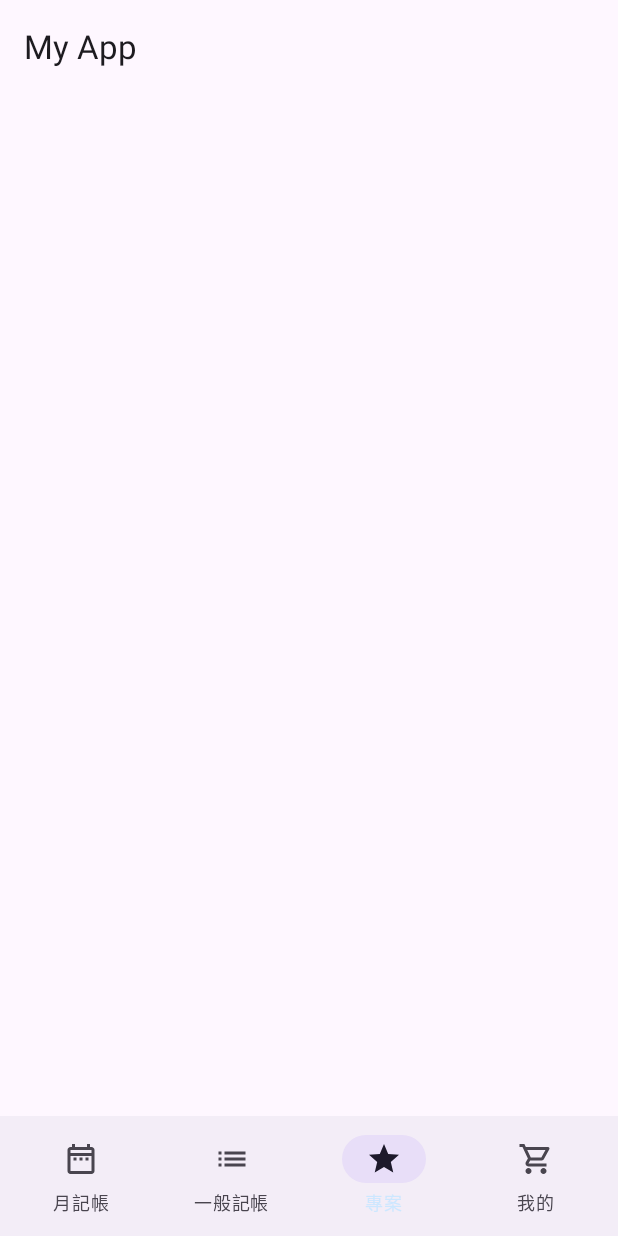
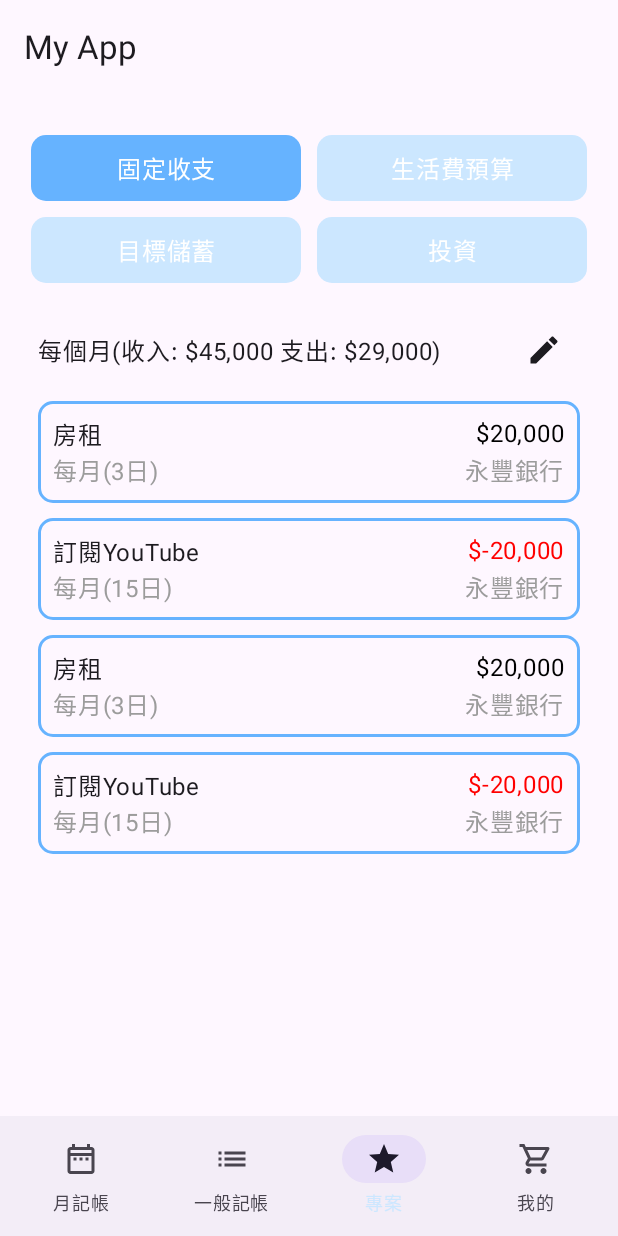
Before and after one commit to kikiouo201/FullMoonMoney, an Android app built with Jetpack Compose: the screen it shows after launch (MainActivity), item 3 of the bottom bar chosen, on a phone screen of 412 x 824 dp. Run offline under Robolectric (Android 15) with nearby library versions, the light colour scheme and no system bars; our stand-ins replace Room's generated code; libraries missing offline, so code that uses them is left out: com.github.mikephil.charting; 1 statement that could not run was skipped.

Commit message:
Add fixed income and expenditure interface

```diff
--- a/app/src/main/java/com/example/fullmoonmoney/ui/dataFormat/CurrencyFormat.kt
+++ b/app/src/main/java/com/example/fullmoonmoney/ui/dataFormat/CurrencyFormat.kt
@@ -2,4 +2,5 @@ package com.example.fullmoonmoney.ui.dataFormat
 
 import java.text.DecimalFormat
 
-fun formatCurrency(money: Int) = "$${DecimalFormat("#,###").format(money)}"
+fun formatCurrency(money: Int, isNegative: Boolean = false) =
+    "$${DecimalFormat((if (isNegative) "-" else "") + "#,###,###,###,###,###,###").format(money)}"
--- /dev/null
+++ b/app/src/main/java/com/example/fullmoonmoney/ui/project/FixedIncomeAndExpenditure.kt
@@ -0,0 +1,261 @@
+package com.example.fullmoonmoney.ui.project
+
+import androidx.compose.foundation.background
+import androidx.compose.foundation.border
+import androidx.compose.foundation.clickable
+import androidx.compose.foundation.layout.Arrangement
+import androidx.compose.foundation.layout.Column
+import androidx.compose.foundation.layout.Row
+import androidx.compose.foundation.layout.fillMaxWidth
+import androidx.compose.foundation.layout.padding
+import androidx.compose.foundation.shape.RoundedCornerShape
+import androidx.compose.foundation.text.KeyboardOptions
+import androidx.compose.material.icons.Icons
+import androidx.compose.material.icons.filled.Edit
+import androidx.compose.material3.AlertDialog
+import androidx.compose.material3.Icon
+import androidx.compose.material3.IconButton
+import androidx.compose.material3.MaterialTheme
+import androidx.compose.material3.OutlinedTextField
+import androidx.compose.material3.Text
+import androidx.compose.material3.TextButton
+import androidx.compose.runtime.Composable
+import androidx.compose.runtime.getValue
+import androidx.compose.runtime.mutableStateOf
+import androidx.compose.runtime.remember
+import androidx.compose.runtime.setValue
+import androidx.compose.ui.Alignment
+import androidx.compose.ui.Modifier
+import androidx.compose.ui.draw.clip
+import androidx.compose.ui.graphics.Color
+import androidx.compose.ui.res.colorResource
+import androidx.compose.ui.res.stringResource
+import androidx.compose.ui.text.font.FontWeight
+import androidx.compose.ui.text.input.KeyboardType
+import androidx.compose.ui.tooling.preview.Preview
+import androidx.compose.ui.unit.dp
+import com.example.fullmoonmoney.R
+import com.example.fullmoonmoney.ui.dataFormat.formatCurrency
+import com.example.fullmoonmoney.ui.theme.FullMoonMoneyTheme
+
+@Composable
+fun FixedIncomeAndExpenditure(fixedItemList: List<FixedItem>) {
+    var isAddItemDialog by remember { mutableStateOf(false) }
+
+    Column(modifier = Modifier.padding(10.dp)) {
+        Row(
+            modifier = Modifier.fillMaxWidth(),
+            verticalAlignment = Alignment.CenterVertically,
+            horizontalArrangement = Arrangement.SpaceBetween
+        ) {
+            Text(text = "每個月(收入: ${formatCurrency(45000)} 支出: ${formatCurrency(29000)})")
+            IconButton(onClick = { isAddItemDialog = true }) {
+                Icon(
+                    imageVector = Icons.Filled.Edit,
+                    contentDescription = "Edit"
+                )
+            }
+        }
+
+        fixedItemList.forEach {
+            FixedIncomeAndExpenditureItem(it.item, it.price, it.cycle, it.source, it.isExpenditure)
+        }
+        FixedIncomeAndExpenditureItem("房租", 20000, "每月(3日)", "永豐銀行", false)
+        FixedIncomeAndExpenditureItem("訂閱YouTube", 20000, "每月(15日)", "永豐銀行", true)
+
+        if (isAddItemDialog) {
+            AddItemDialog(
+                onAdd = { item, price, project, cycle -> isAddItemDialog = false },
+                onCancel = { isAddItemDialog = false }
+            )
+        }
+    }
+}
+
+@Composable
+fun FixedIncomeAndExpenditureItem(
+    item: String,
+    money: Int,
+    fixedTime: String,
+    source: String,
+    isExpenditure: Boolean,
+) {
+    Column(
+        Modifier
+            .padding(top = 10.dp)
+            .fillMaxWidth()
+            .border(
+                width = 2.dp,
+                color = MaterialTheme.colorScheme.primary,
+                shape = RoundedCornerShape(10.dp)
+            )
+            .padding(10.dp)
+    ) {
+        Row(
+            modifier = Modifier.fillMaxWidth(),
+            horizontalArrangement = Arrangement.SpaceBetween
+        ) {
+            Text(text = item)
+            Text(
+                text = formatCurrency(money, isExpenditure),
+                color = if (isExpenditure) Color.Red else MaterialTheme.colorScheme.onPrimary
+            )
+        }
+        Row(
+            modifier = Modifier.fillMaxWidth(),
+            horizontalArrangement = Arrangement.SpaceBetween
+        ) {
+            Text(text = fixedTime, color = colorResource(R.color.grey))
+            Text(text = source, color = colorResource(R.color.grey))
+        }
+    }
+}
+
+// 增加固定項目的 dialog
+@Composable
+fun AddItemDialog(
+    onAdd: (String, String, MutableList<String>, String) -> Unit,
+    onCancel: () -> Unit,
+) {
+    var itemValue by remember { mutableStateOf("") }
+    var priceValue by remember { mutableStateOf("") }
+    var projectValue by remember { mutableStateOf("") }
+    var cycleValue by remember { mutableStateOf("") }
+
+    AlertDialog(onDismissRequest = { onCancel() },
+        title = { Text(text = stringResource(R.string.add_item)) },
+        text = {
+            Column(modifier = Modifier.padding(5.dp)) {
+                Row(
+                    modifier = Modifier.padding(vertical = 5.dp),
+                    verticalAlignment = Alignment.CenterVertically
+                ) {
+                    Text(
+                        text = "${stringResource(R.string.item)} : ",
+                        style = MaterialTheme.typography.bodyLarge,
+                        fontWeight = FontWeight.Bold
+                    )
+                    OutlinedTextField(
+                        value = itemValue,
+                        onValueChange = { itemValue = it },
+                        modifier = Modifier.padding(5.dp)
+                    )
+                }
+                Row(
+                    modifier = Modifier.padding(vertical = 5.dp),
+                    verticalAlignment = Alignment.CenterVertically
+                ) {
+                    Text(
+                        text = "${stringResource(R.string.price)} : ",
+                        style = MaterialTheme.typography.bodyLarge,
+                        fontWeight = FontWeight.Bold
+                    )
+                    OutlinedTextField(
+                        value = priceValue,
+                        onValueChange = { priceValue = it },
+                        modifier = Modifier.padding(5.dp),
+                        keyboardOptions = KeyboardOptions(keyboardType = KeyboardType.Number)
+                    )
+                }
+                Row(
+                    modifier = Modifier.padding(vertical = 5.dp),
+                    verticalAlignment = Alignment.CenterVertically
+                ) {
+                    Text(
+                        text = "${stringResource(R.string.project)} : ",
+                        style = MaterialTheme.typography.bodyLarge,
+                        fontWeight = FontWeight.Bold
+                    )
+                    OutlinedTextField(
+                        value = projectValue,
+                        onValueChange = { projectValue = it },
+                        modifier = Modifier.padding(5.dp)
+                    )
+                }
+                Row(
+                    modifier = Modifier.padding(vertical = 5.dp),
+                    verticalAlignment = Alignment.CenterVertically
+                ) {
+                    Text(
+                        text = "${stringResource(R.string.cycle)} : ",
+                        style = MaterialTheme.typography.bodyLarge,
+                        fontWeight = FontWeight.Bold
+                    )
+                    Text(
+                        text = "一次",
+                        style = MaterialTheme.typography.bodyLarge,
+                        fontWeight = FontWeight.Bold,
+                        modifier = Modifier
+                            .clickable { cycleValue = "一次" }
+                            .padding(5.dp)
+                            .clip(RoundedCornerShape(10.dp))
+                            .background(MaterialTheme.colorScheme.primaryContainer)
+                            .padding(10.dp)
+                    )
+                    Text(
+                        text = "重複",
+                        style = MaterialTheme.typography.bodyLarge,
+                        fontWeight = FontWeight.Bold,
+                        modifier = Modifier
+                            .clickable { cycleValue = "重複" }
+                            .padding(5.dp)
+                            .clip(RoundedCornerShape(10.dp))
+                            .background(MaterialTheme.colorScheme.primaryContainer)
+                            .padding(10.dp)
+                    )
+                }
+            }
+        },
+        confirmButton = {
+            TextButton(onClick = {
+                onAdd(
+                    itemValue,
+                    priceValue,
+                    mutableListOf(projectValue),
+                    cycleValue
+                )
+            }) {
+                Text(stringResource(R.string.ok))
+            }
+        },
+        dismissButton = {
+            TextButton(onClick = { onCancel() }) {
+                Text(stringResource(R.string.cancel))
+            }
+        })
+}
+
+@Preview(showBackground = true)
+@Composable
+fun FixedIncomeAndExpenditurePreview() {
+    FullMoonMoneyTheme {
+        FixedIncomeAndExpenditure(
+            listOf(
+                FixedItem(
+                    item = "房租",
+                    price = 20000,
+                    project = ProjectCategory.FixedIncomeAndExpenditure,
+                    cycle = "每月(3日)",
+                    source = "永豐銀行",
+                    isExpenditure = false
+                ),
+                FixedItem(
+                    item = "訂閱YouTube",
+                    price = 20000,
+                    project = ProjectCategory.FixedIncomeAndExpenditure,
+                    cycle = "每月(15日)",
+                    source = "永豐銀行",
+                    isExpenditure = true
+                )
+            )
+        )
+    }
+}
+
+@Preview(showBackground = true)
+@Composable
+fun AddItemDialogPreview() {
+    FullMoonMoneyTheme {
+        AddItemDialog(onAdd = { _, _, _, _ -> }) {}
+    }
+}
--- a/app/src/main/java/com/example/fullmoonmoney/ui/project/Project.kt
+++ b/app/src/main/java/com/example/fullmoonmoney/ui/project/Project.kt
@@ -1,12 +1,68 @@
 package com.example.fullmoonmoney.ui.project
 
+import androidx.compose.foundation.background
+import androidx.compose.foundation.clickable
+import androidx.compose.foundation.layout.Column
+import androidx.compose.foundation.layout.heightIn
+import androidx.compose.foundation.layout.padding
+import androidx.compose.foundation.lazy.grid.GridCells
+import androidx.compose.foundation.lazy.grid.LazyVerticalGrid
+import androidx.compose.foundation.shape.RoundedCornerShape
+import androidx.compose.material3.MaterialTheme
+import androidx.compose.material3.Text
 import androidx.compose.runtime.Composable
+import androidx.compose.runtime.getValue
+import androidx.compose.ui.Modifier
+import androidx.compose.ui.draw.clip
+import androidx.compose.ui.graphics.Color
+import androidx.compose.ui.res.stringResource
+import androidx.compose.ui.text.style.TextAlign
+import androidx.compose.ui.text.style.TextOverflow
 import androidx.compose.ui.tooling.preview.Preview
+import androidx.compose.ui.unit.dp
+import androidx.lifecycle.compose.collectAsStateWithLifecycle
 import androidx.lifecycle.viewmodel.compose.viewModel
 import com.example.fullmoonmoney.ui.theme.FullMoonMoneyTheme
 
 @Composable
 fun Project(viewModel: ProjectViewModel = viewModel()) {
+    val viewState by viewModel.state.collectAsStateWithLifecycle()
+
+    Column {
+        LazyVerticalGrid(
+            modifier = Modifier
+                .heightIn(max = 700.dp)
+                .padding(vertical = 5.dp),
+            columns = GridCells.Fixed(2)
+        ) {
+            viewModel.projectList.forEach {
+                item {
+                    Text(
+                        text = stringResource(id = it.categoryName),
+                        color = Color.White,
+                        modifier = Modifier
+                            .padding(5.dp)
+                            .clip(RoundedCornerShape(10.dp))
+                            .clickable { viewModel.setSelectedProject(it) }
+                            .background(
+                                if (it == viewState.projectCategory) MaterialTheme.colorScheme.primary
+                                else MaterialTheme.colorScheme.primaryContainer
+                            )
+                            .padding(10.dp),
+                        overflow = TextOverflow.Ellipsis,
+                        maxLines = 1,
+                        textAlign = TextAlign.Center,
+                    )
+                }
+            }
+        }
+        when (viewState.projectCategory) {
+            ProjectCategory.FixedIncomeAndExpenditure -> FixedIncomeAndExpenditure(viewState.fixedItemList)
+            ProjectCategory.LivingExpensesBudget -> LivingExpensesBudget()
+            ProjectCategory.TargetSavings -> TargetSavings()
+            ProjectCategory.Invest -> Invest()
+        }
+    }
 }
 
 @Preview(showBackground = true)
--- a/app/src/main/java/com/example/fullmoonmoney/ui/project/ProjectViewModel.kt
+++ b/app/src/main/java/com/example/fullmoonmoney/ui/project/ProjectViewModel.kt
@@ -1,6 +1,79 @@
 package com.example.fullmoonmoney.ui.project
 
 import androidx.lifecycle.ViewModel
+import com.example.fullmoonmoney.R
+import kotlinx.coroutines.flow.MutableStateFlow
+import kotlinx.coroutines.flow.StateFlow
 
 class ProjectViewModel : ViewModel() {
+
+    private val _state = MutableStateFlow(ProjectViewState())
+    private var _projectCategory = ProjectCategory.FixedIncomeAndExpenditure
+
+    val projectList: List<ProjectCategory> = listOf(
+        ProjectCategory.FixedIncomeAndExpenditure,
+        ProjectCategory.LivingExpensesBudget,
+        ProjectCategory.TargetSavings,
+        ProjectCategory.Invest
+    )
+    val state: StateFlow<ProjectViewState>
+        get() = _state
+
+    init {
+        getStateData()
+    }
+
+    // 測試資料
+    private fun getStateData() {
+        _state.value = ProjectViewState(
+            fixedItemList = listOf(
+                FixedItem(
+                    item = "房租",
+                    price = 20000,
+                    project = ProjectCategory.FixedIncomeAndExpenditure,
+                    cycle = "每月(3日)",
+                    source = "永豐銀行",
+                    isExpenditure = false
+                ),
+                FixedItem(
+                    item = "訂閱YouTube",
+                    price = 20000,
+                    project = ProjectCategory.FixedIncomeAndExpenditure,
+                    cycle = "每月(15日)",
+                    source = "永豐銀行",
+                    isExpenditure = true
+                )
+            )
+        )
+    }
+
+    fun setSelectedProject(projectCategory: ProjectCategory) {
+        _projectCategory = projectCategory
+    }
 }
+
+enum class ProjectCategory(
+    val categoryName: Int,
+) {
+    FixedIncomeAndExpenditure(R.string.fixed_income_and_expenditure),  // 固定收支
+    LivingExpensesBudget(R.string.living_expenses_budget),   // 生活費預算
+    TargetSavings(R.string.target_savings),  // 目標儲蓄
+    Invest(R.string.invest),  // 投資
+}
+
+data class FixedItem(
+    val item: String = "",
+    val price: Int = 0,
+    val project: ProjectCategory = ProjectCategory.FixedIncomeAndExpenditure,
+    val cycle: String = "", // 週期
+    val source: String = "", // 錢的來源
+    val isExpenditure: Boolean = false, // 是否為支出
+)
+
+data class ProjectViewState(
+    val projectCategory: ProjectCategory = ProjectCategory.FixedIncomeAndExpenditure,
+    val date: Pair<Int, Int> = Pair(2023, 1), // pair<年,月>
+    val fixedItemList: List<FixedItem> = emptyList(),
+    val fixedIncomePrice: Int = 0,
+    val fixedExpenditurePrice: Int = 0,
+)
--- a/app/src/main/res/values/colors.xml
+++ b/app/src/main/res/values/colors.xml
@@ -14,5 +14,6 @@
     <color name="blue_750">#2878C8</color>
     <color name="black">#FF000000</color>
     <color name="white">#FFFFFFFF</color>
+    <color name="grey">#9C9C9C</color>
     <color name="transparent">#00000000</color>
 </resources>
--- a/app/src/main/res/values/strings.xml
+++ b/app/src/main/res/values/strings.xml
@@ -13,6 +13,10 @@
     <string name="expenditure">支出</string>
     <string name="debt">負債</string>
     <string name="detail">明細</string>
+    <string name="cycle">週期</string>
+    <string name="fixed_income_and_expenditure">固定收支</string>
+    <string name="living_expenses_budget">生活費預算</string>
+    <string name="target_savings">目標儲蓄</string>
     <string name="price">價錢</string>
     <string name="ok">確定</string>
     <string name="cancel">取消</string>
```
Also changed, not shown: app/src/main/java/com/example/fullmoonmoney/ui/project/Invest.kt (added, +11 -0 lines), app/src/main/java/com/example/fullmoonmoney/ui/project/LivingExpensesBudget.kt (added, +11 -0 lines), app/src/main/java/com/example/fullmoonmoney/ui/project/TargetSavings.kt (added, +11 -0 lines).
